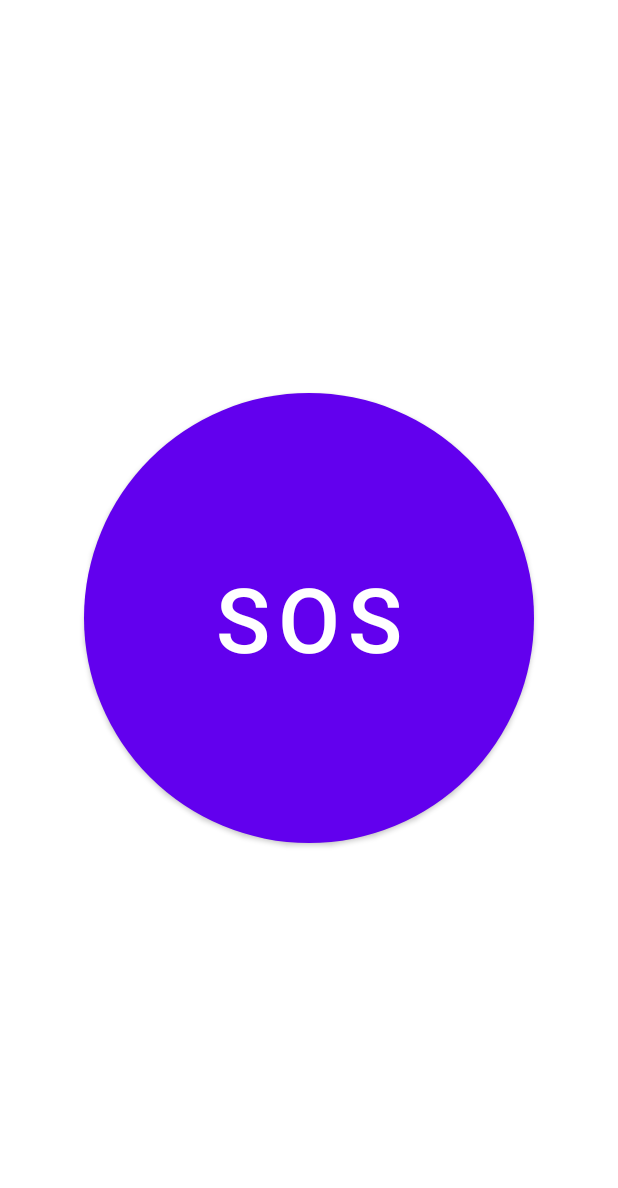
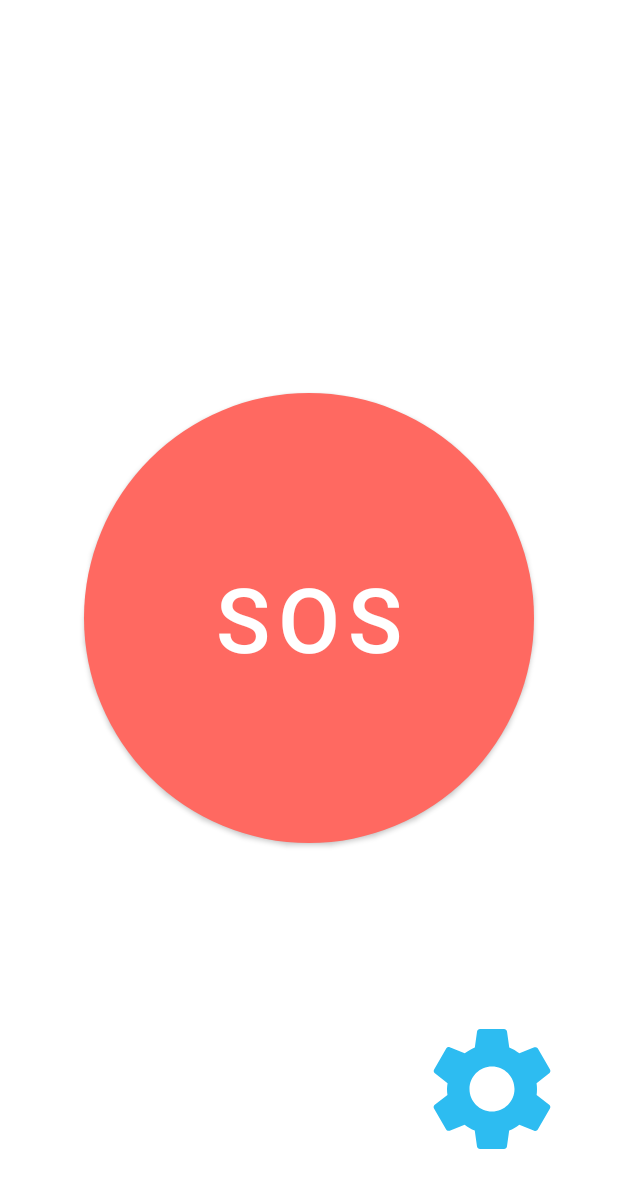
Before and after one commit to mobile-dev-ufes/2022-2-proj-final-dsb-app, an Android app: the layout activity_sos.xml on its own in the app's theme, with its tools: preview values and no code run, on a phone screen of 412 x 824 dp. Shown: the top 1188 px of the screen. Run offline under Robolectric (Android 15) with nearby library versions, the phone set to English and light mode, and no system bars.

Commit message:
activity_sos.xml (tela do botão SOS) estática

```diff
--- /dev/null
+++ b/app/src/main/res/drawable/ic_settings.xml
@@ -0,0 +1,5 @@
+<vector android:height="24dp" android:tint="#2DBCF1"
+    android:viewportHeight="24" android:viewportWidth="24"
+    android:width="24dp" xmlns:android="http://schemas.android.com/apk/res/android">
+    <path android:fillColor="@android:color/white" android:pathData="M19.14,12.94c0.04,-0.3 0.06,-0.61 0.06,-0.94c0,-0.32 -0.02,-0.64 -0.07,-0.94l2.03,-1.58c0.18,-0.14 0.23,-0.41 0.12,-0.61l-1.92,-3.32c-0.12,-0.22 -0.37,-0.29 -0.59,-0.22l-2.39,0.96c-0.5,-0.38 -1.03,-0.7 -1.62,-0.94L14.4,2.81c-0.04,-0.24 -0.24,-0.41 -0.48,-0.41h-3.84c-0.24,0 -0.43,0.17 -0.47,0.41L9.25,5.35C8.66,5.59 8.12,5.92 7.63,6.29L5.24,5.33c-0.22,-0.08 -0.47,0 -0.59,0.22L2.74,8.87C2.62,9.08 2.66,9.34 2.86,9.48l2.03,1.58C4.84,11.36 4.8,11.69 4.8,12s0.02,0.64 0.07,0.94l-2.03,1.58c-0.18,0.14 -0.23,0.41 -0.12,0.61l1.92,3.32c0.12,0.22 0.37,0.29 0.59,0.22l2.39,-0.96c0.5,0.38 1.03,0.7 1.62,0.94l0.36,2.54c0.05,0.24 0.24,0.41 0.48,0.41h3.84c0.24,0 0.44,-0.17 0.47,-0.41l0.36,-2.54c0.59,-0.24 1.13,-0.56 1.62,-0.94l2.39,0.96c0.22,0.08 0.47,0 0.59,-0.22l1.92,-3.32c0.12,-0.22 0.07,-0.47 -0.12,-0.61L19.14,12.94zM12,15.6c-1.98,0 -3.6,-1.62 -3.6,-3.6s1.62,-3.6 3.6,-3.6s3.6,1.62 3.6,3.6S13.98,15.6 12,15.6z"/>
+</vector>
--- a/app/src/main/res/drawable/red_circle.xml
+++ b/app/src/main/res/drawable/red_circle.xml
@@ -1,4 +1,4 @@
 <?xml version="1.0" encoding="utf-8"?>
 <shape xmlns:android="http://schemas.android.com/apk/res/android"  android:shape="oval">
-    <solid android:color="#f00"/>
+    <solid android:color="@color/red"/>
 </shape>
--- a/app/src/main/res/layout/activity_sos.xml
+++ b/app/src/main/res/layout/activity_sos.xml
@@ -6,19 +6,26 @@
     xmlns:app="http://schemas.android.com/apk/res-auto">
 
     <Button
-        android:id="@+id/button_one"
+        android:id="@+id/button_sos"
         android:layout_width="300dp"
         android:layout_height="300dp"
         android:background="@drawable/red_circle"
-        android:onClick="trataClick"
         android:text="@string/sos_message"
         android:textSize="60sp"
+        app:backgroundTint="@color/red"
         app:layout_constraintBottom_toBottomOf="parent"
         app:layout_constraintLeft_toLeftOf="parent"
         app:layout_constraintRight_toRightOf="parent"
-        app:layout_constraintTop_toTopOf="parent"
+        app:layout_constraintTop_toTopOf="parent" />
 
-
-        />
-
+    <ImageView
+        android:src="@drawable/ic_settings"
+        android:id="@+id/settings_button"
+        android:layout_width="100dp"
+        android:layout_height="100dp"
+        android:layout_marginBottom="48dp"
+        app:layout_constraintBottom_toBottomOf="parent"
+        app:layout_constraintHorizontal_bias="0.89"
+        app:layout_constraintLeft_toLeftOf="parent"
+        app:layout_constraintRight_toRightOf="parent" />
 </androidx.constraintlayout.widget.ConstraintLayout>
--- a/app/src/main/res/values/colors.xml
+++ b/app/src/main/res/values/colors.xml
@@ -7,4 +7,5 @@
     <color name="teal_700">#FF018786</color>
     <color name="black">#FF000000</color>
     <color name="white">#FFFFFFFF</color>
+    <color name="red">#FF6961</color>
 </resources>
```
Also changed, not shown: app/src/main/res/layout/activity_main.xml (+12 -6 lines).
